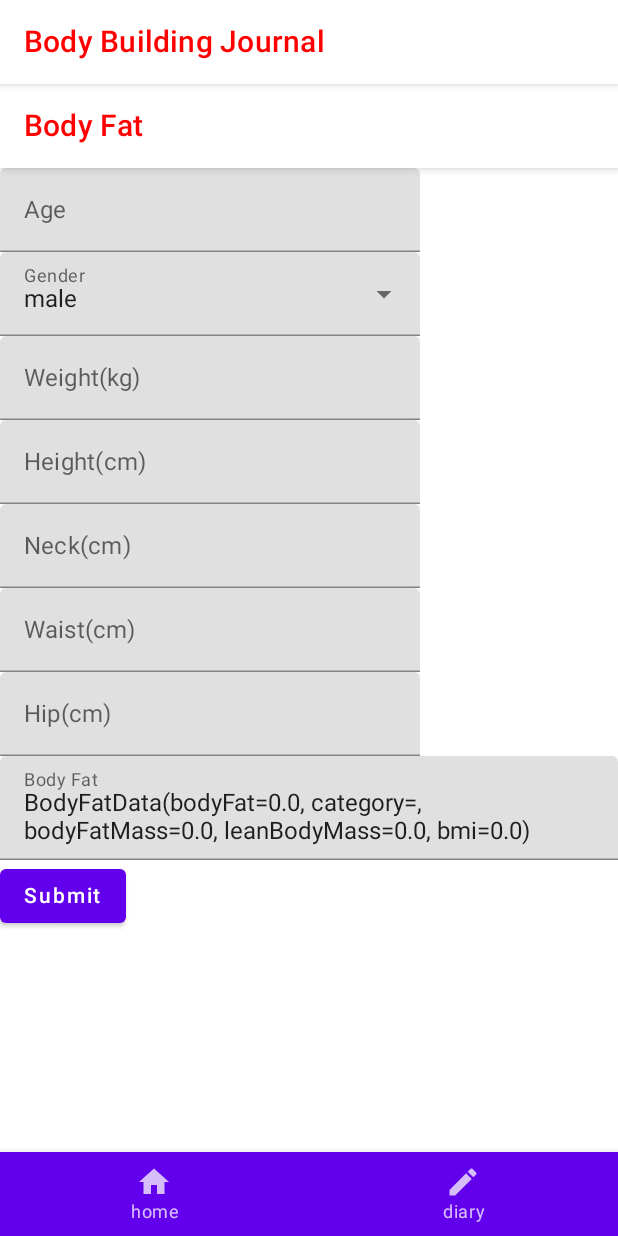
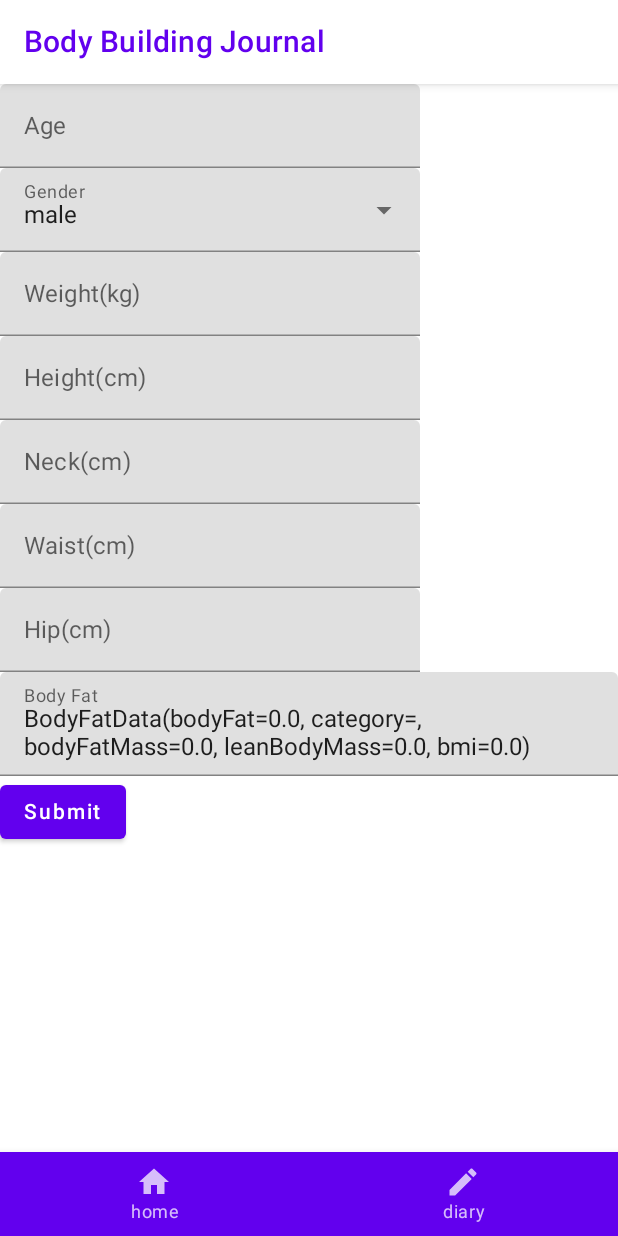
Before and after one commit to juanlestrella/BodybuilderJournalCompose, an Android app built with Jetpack Compose: the BodyFatScreen screen opened through its navigation route, on a phone screen of 412 x 824 dp. Run offline under Robolectric (Android 15) with nearby library versions, the phone set to English and light mode, and no system bars; our stand-ins replace Dagger/Hilt's generated code.

Commit message:
Update: Bottom Navigation complete

```diff
--- a/app/src/main/java/com/example/bodybuilder/MainActivity.kt
+++ b/app/src/main/java/com/example/bodybuilder/MainActivity.kt
@@ -1,27 +1,21 @@
 package com.example.bodybuilder
 
-import android.annotation.SuppressLint
 import android.os.Bundle
 import androidx.activity.ComponentActivity
 import androidx.activity.compose.setContent
-import androidx.compose.foundation.layout.fillMaxSize
+import androidx.compose.foundation.layout.padding
 import androidx.compose.material.*
 import androidx.compose.material.MaterialTheme
-import androidx.compose.runtime.Composable
 import androidx.compose.ui.Modifier
-import androidx.compose.ui.graphics.Color
-import androidx.navigation.NavController
 import androidx.navigation.compose.rememberNavController
-import com.example.bodybuilder.compose.*
 import com.example.bodybuilder.navigation.AppBottomNavigation
-import com.example.bodybuilder.navigation.NavHost
+import com.example.bodybuilder.navigation.AppNavHost
 import com.example.bodybuilder.ui.theme.Bodybuilder
 import dagger.hilt.android.AndroidEntryPoint
 
 @AndroidEntryPoint
 class MainActivity : ComponentActivity() {
 
-    @SuppressLint("UnusedMaterialScaffoldPaddingParameter")
     override fun onCreate(savedInstanceState: Bundle?) {
         super.onCreate(savedInstanceState)
         setContent {
@@ -32,15 +26,18 @@ class MainActivity : ComponentActivity() {
                     scaffoldState = scaffoldState,
                     topBar = {
                         TopAppBar(
-                            title = { Text("Body Building Journal", color = Color.Red) },
+                            title = { Text("Body Building Journal", color = MaterialTheme.colors.primary) },
                             backgroundColor = MaterialTheme.colors.background,
                         )
                     },
                     bottomBar = {
                         AppBottomNavigation(navController = navController)
                     }
-                ){
-                    NavHost(navController = navController)
+                ){ paddingValues ->
+                    AppNavHost(
+                        modifier = Modifier.padding(bottom = paddingValues.calculateBottomPadding()),
+                        navController = navController
+                    )
                 }
             }
         }
--- a/app/src/main/java/com/example/bodybuilder/compose/BodyFat.kt
+++ b/app/src/main/java/com/example/bodybuilder/compose/BodyFat.kt
@@ -3,49 +3,30 @@ package com.example.bodybuilder.compose
 import android.app.Activity
 import android.widget.Toast
 import androidx.compose.foundation.layout.Column
-import androidx.compose.foundation.layout.PaddingValues
 import androidx.compose.foundation.layout.padding
 import androidx.compose.material.*
 import androidx.compose.runtime.*
 import androidx.compose.runtime.saveable.rememberSaveable
 import androidx.compose.ui.Modifier
-import androidx.compose.ui.graphics.Color
 import androidx.compose.ui.platform.LocalContext
 import androidx.compose.ui.text.input.ImeAction
+import androidx.compose.ui.tooling.preview.Preview
+import androidx.compose.ui.unit.dp
 import androidx.hilt.navigation.compose.hiltViewModel
 import androidx.lifecycle.compose.ExperimentalLifecycleComposeApi
 import androidx.lifecycle.compose.collectAsStateWithLifecycle
+import com.example.bodybuilder.ui.theme.Bodybuilder
 import com.example.bodybuilder.viewmodels.BodyFatViewModel
 
 @Composable
-fun BodyFatScreen(){
-    val scaffoldState = rememberScaffoldState()
-    Scaffold(
-        scaffoldState = scaffoldState,
-        topBar = {
-            TopAppBar(
-                title = { Text("Body Fat", color = Color.Red) },
-                backgroundColor = MaterialTheme.colors.background,
-            )
-        },
-        bottomBar = {
-            /**
-             * TODO: Change this to BottomNavigation later after creating all the screens
-             */
-            BottomAppBar(backgroundColor = MaterialTheme.colors.background) {
-                Text(text = "Bottom App Bar", color = Color.Red)
-            }
-        }
-    ){ contentPadding ->
-        BodyFatContent(contentPaddingValues = contentPadding)
-    }
+fun BodyFatScreen(modifier: Modifier){
+    BodyFatContent(modifier = modifier)
 }
 
 @OptIn(ExperimentalLifecycleComposeApi::class)
 @Composable
 fun BodyFatContent(
-    modifier: Modifier = Modifier,
-    contentPaddingValues: PaddingValues
+    modifier: Modifier
 ) {
     val context = LocalContext.current as Activity
 
@@ -64,7 +45,7 @@ fun BodyFatContent(
     val bodyFat by viewModel.bodyFat.collectAsStateWithLifecycle()
 
     Column(
-        modifier = modifier.padding(paddingValues = contentPaddingValues)
+        modifier = modifier
     ) {
         TextFieldAge(age = age, onTextChange = {age = it}, imeAction = ImeAction.Next)
         Spinner(options = genderOptions, onTextChange = {selectedGender = it}, "Gender")
@@ -103,3 +84,11 @@ fun BodyFatContent(
         }
     }
 }
+
+@Preview(showBackground = true)
+@Composable
+fun BodyFat_Screen_Preview(){
+    Bodybuilder {
+        BodyFatScreen(Modifier.padding(bottom = 4.dp))
+    }
+}
--- a/app/src/main/java/com/example/bodybuilder/compose/Diary.kt
+++ b/app/src/main/java/com/example/bodybuilder/compose/Diary.kt
@@ -2,24 +2,23 @@ package com.example.bodybuilder.compose
 
 
 import androidx.compose.foundation.layout.Column
-import androidx.compose.foundation.layout.PaddingValues
-import androidx.compose.material.*
 import androidx.compose.material.icons.Icons
 import androidx.compose.material.icons.filled.Edit
 import androidx.compose.runtime.Composable
 import androidx.compose.ui.Modifier
-import androidx.compose.ui.graphics.Color
 import androidx.compose.ui.tooling.preview.Preview
 import com.example.bodybuilder.ui.theme.Bodybuilder
 
 @Composable
 fun DiaryScreen(
+    modifier: Modifier,
     onNavigateToBmi: () -> Unit,
     onNavigateToBodyFat: () -> Unit,
     onNavigateToDailyCalorie: () -> Unit,
     onNavigateToMacros: () -> Unit
 ) {
     DiaryBodyContent(
+        modifier = modifier,
         onNavigateToBmi = onNavigateToBmi,
         onNavigateToBodyFat = onNavigateToBodyFat,
         onNavigateToDailyCalorie = onNavigateToDailyCalorie,
@@ -29,13 +28,15 @@ fun DiaryScreen(
 
 @Composable
 fun DiaryBodyContent(
-    modifier: Modifier = Modifier,
+    modifier: Modifier,
     onNavigateToBmi: () -> Unit,
     onNavigateToBodyFat: () -> Unit,
     onNavigateToDailyCalorie: () -> Unit,
     onNavigateToMacros: () -> Unit
 ) {
-    Column {
+    Column(
+        modifier = modifier
+    ) {
         ButtonDiary(icon = Icons.Filled.Edit, label = "Body Mass Index", onNavigateToDestination = onNavigateToBmi)
         ButtonDiary(icon = Icons.Filled.Edit, label = "Body Fat", onNavigateToDestination = onNavigateToBodyFat)
         ButtonDiary(icon = Icons.Filled.Edit, label = "Daily Calorie", onNavigateToDestination = onNavigateToDailyCalorie)
--- a/app/src/main/java/com/example/bodybuilder/navigation/NavHost.kt
+++ b/app/src/main/java/com/example/bodybuilder/navigation/NavHost.kt
@@ -1,18 +1,20 @@
 package com.example.bodybuilder.navigation
 
-import androidx.compose.material.Scaffold
 import androidx.compose.runtime.Composable
 import androidx.compose.ui.Modifier
+import androidx.compose.ui.tooling.preview.Preview
 import androidx.navigation.NavHostController
 import androidx.navigation.compose.NavHost
 import androidx.navigation.compose.composable
+import androidx.navigation.compose.rememberNavController
 import com.example.bodybuilder.compose.*
+import com.example.bodybuilder.ui.theme.Bodybuilder
 
 @Composable
-fun NavHost(
-    modifier: Modifier = Modifier,
+fun AppNavHost(
+    modifier: Modifier,
     navController: NavHostController,
-    startDestination: String = "diary"
+    startDestination: String = "home",
 ){
     NavHost(
         modifier = modifier,
@@ -21,11 +23,12 @@ fun NavHost(
     ){
         composable("home") {
             HomeScreen(
-
+                modifier = modifier
             )
         }
         composable("diary") {
             DiaryScreen(
+                modifier = modifier,
                 onNavigateToBmi = { navController.navigate("bmi") },
                 onNavigateToBodyFat = { navController.navigate("bodyFat") },
                 onNavigateToDailyCalorie = { navController.navigate("dailyCalorie") },
@@ -34,23 +37,34 @@ fun NavHost(
         }
         composable("bmi") {
             BmiScreen(
-
+                modifier = modifier
             )
         }
         composable("bodyFat") {
             BodyFatScreen(
-
+                modifier = modifier
             )
         }
         composable("dailyCalorie") {
             DailyCalorieScreen(
-
+                modifier = modifier
             )
         }
         composable("macros") {
             MacroCalculatorScreen(
-
+                modifier = modifier
             )
         }
     }
 }
+
+@Preview
+@Composable
+fun NavHostPreview(){
+    Bodybuilder {
+        AppNavHost(
+            modifier = Modifier,
+            navController = rememberNavController()
+        )
+    }
+}
```
Also changed, not shown: app/src/main/java/com/example/bodybuilder/compose/Bmi.kt (+8 -27 lines), app/src/main/java/com/example/bodybuilder/compose/DailyCalorie.kt (+8 -30 lines), app/src/main/java/com/example/bodybuilder/compose/Home.kt (+5 -26 lines), app/src/main/java/com/example/bodybuilder/compose/MacrosCalculator.kt (+8 -28 lines).
